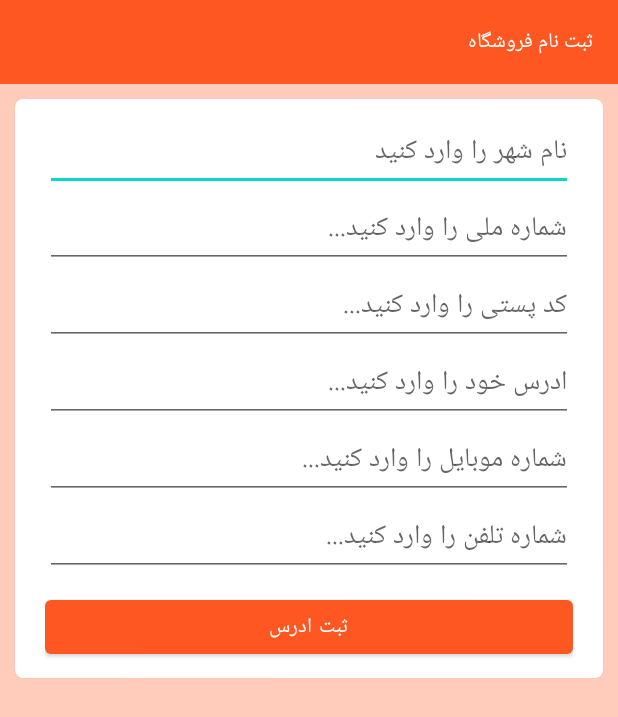
After one commit to Ghazal-Jamalzadeh/OnlineShop, an Android app: the Address_add screen opened directly, with no data from a screen before it, on a phone screen of 412 x 824 dp. The commit adds this screen. Shown: the top 717 px of the screen. Run offline under Robolectric (Android 15) with nearby library versions, the phone set to English and light mode, and no system bars; our stand-ins replace Volley; network calls fail.

Commit message:
Add Address

```diff
--- a/app/src/main/AndroidManifest.xml
+++ b/app/src/main/AndroidManifest.xml
@@ -12,7 +12,9 @@
         android:supportsRtl="true"
         android:theme="@style/Theme.OnlineShop"
         android:usesCleartextTraffic="true">
-        <activity android:name=".address.Address_activity"></activity>
+        <activity android:name=".cart.Activity_order"></activity>
+        <activity android:name=".address.Address_add" />
+        <activity android:name=".address.Address_activity" />
         <activity android:name=".cart.Cart_user" />
         <activity android:name=".more.More_activity" />
         <activity android:name=".auth.Panel_user" />
--- /dev/null
+++ b/app/src/main/java/com/jmzd/ghazal/onlineshop/address/Address_add.kt
@@ -0,0 +1,72 @@
+package com.jmzd.ghazal.onlineshop.address
+
+import android.content.Intent
+import androidx.appcompat.app.AppCompatActivity
+import android.os.Bundle
+import android.widget.Button
+import android.widget.EditText
+import android.widget.Toast
+import com.android.volley.DefaultRetryPolicy
+import com.android.volley.Response
+import com.android.volley.toolbox.StringRequest
+import com.android.volley.toolbox.Volley
+import com.jmzd.ghazal.onlineshop.R
+import com.jmzd.ghazal.onlineshop.Userid
+import com.jmzd.ghazal.onlineshop.api.Config
+import com.jmzd.ghazal.onlineshop.databinding.ActivityAddressAddBinding
+import com.jmzd.ghazal.onlineshop.databinding.ActivityLoginUserBinding
+import org.json.JSONObject
+
+class Address_add : AppCompatActivity() , Config {
+    lateinit var binding: ActivityAddressAddBinding
+
+    override fun onCreate(savedInstanceState: Bundle?) {
+        super.onCreate(savedInstanceState)
+        setContentView(R.layout.activity_address_add)
+
+        binding= ActivityAddressAddBinding.inflate(layoutInflater)
+        setContentView(binding.root)
+
+        binding.BtnRegister.setOnClickListener {
+            Get_Auth()
+        }
+    }
+    fun Get_Auth(){
+        val user= Userid(applicationContext)
+        val jsonObject=object : StringRequest(1,Baseurl+"add_address.php",
+             { response ->
+                val jsonObject = JSONObject(response)
+                val Strcheck=jsonObject.getString("status")
+                if(Strcheck.equals("ok")){
+                    val intent= Intent(applicationContext, Address_activity::class.java)
+                    startActivity(intent)
+                    finish()
+
+                }else
+                {
+                    Toast.makeText(applicationContext,"خطا در ارسال اطلاعات به سمت سرور",
+                        Toast.LENGTH_LONG).show()
+
+                }
+            }
+            , Response.ErrorListener { error ->
+                Toast.makeText(applicationContext,error.message, Toast.LENGTH_LONG).show()
+            }){
+            override fun getParams(): MutableMap<String, String> {
+                val hashMap=HashMap<String,String>()
+                hashMap.put("iduser",user.Getuser())
+                hashMap.put("city",binding.EtCity.text.toString())
+                hashMap.put("meli",binding.EtMeli.text.toString())
+                hashMap.put("code",binding.EtCode.text.toString())
+                hashMap.put("address",binding.EtAddress.text.toString())
+                hashMap.put("phone",binding.EtPhone.text.toString())
+                hashMap.put("tell",binding.EtTell.text.toString())
+                return hashMap
+            }
+        }
+
+        jsonObject.setRetryPolicy(DefaultRetryPolicy(10000,Int.MAX_VALUE, Float.MAX_VALUE))
+        Volley.newRequestQueue(applicationContext).add(jsonObject)
+    }
+
+}
--- /dev/null
+++ b/app/src/main/res/layout/activity_address_add.xml
@@ -0,0 +1,110 @@
+<?xml version="1.0" encoding="utf-8"?>
+<RelativeLayout xmlns:android="http://schemas.android.com/apk/res/android"
+    xmlns:app="http://schemas.android.com/apk/res-auto"
+    xmlns:tools="http://schemas.android.com/tools"
+    android:layout_width="match_parent"
+    android:layout_height="match_parent"
+    android:layoutDirection="rtl"
+    tools:context=".address.Address_add"
+    android:background="@color/background_color">
+
+    <androidx.appcompat.widget.Toolbar
+        android:id="@+id/toolbar"
+        android:layout_width="match_parent"
+        android:layout_height="56dp"
+        android:background="@color/color_primary"
+        >
+
+        <RelativeLayout
+            android:layout_width="match_parent"
+            android:layout_height="match_parent">
+
+            <TextView
+                android:layout_width="wrap_content"
+                android:layout_height="wrap_content"
+                android:layout_centerVertical="true"
+                android:textColor="#fff"
+                android:text="ثبت نام فروشگاه"/>
+
+        </RelativeLayout>
+
+    </androidx.appcompat.widget.Toolbar>
+  <androidx.cardview.widget.CardView
+            android:layout_width="match_parent"
+            android:layout_height="wrap_content"
+      android:layout_below="@+id/toolbar"
+            android:layout_margin="10dp"
+            app:cardCornerRadius="5dp"
+            >
+    <LinearLayout
+        android:id="@+id/liner1"
+        android:layout_width="match_parent"
+        android:layout_height="wrap_content"
+        android:orientation="vertical"
+        android:layout_marginTop="10dp"
+        android:layout_marginRight="20dp"
+        android:layout_marginLeft="20dp"
+        android:layout_marginBottom="10dp">
+        <EditText
+            android:id="@+id/Et_city"
+            android:layout_width="match_parent"
+            android:layout_height="wrap_content"
+            android:hint="نام شهر را وارد کنید">
+
+        </EditText>
+
+        <EditText
+            android:id="@+id/Et_meli"
+            android:layout_width="match_parent"
+            android:layout_height="wrap_content"
+            android:hint="شماره ملی را وارد کنید...">
+
+        </EditText>
+        <EditText
+            android:id="@+id/Et_code"
+            android:layout_width="match_parent"
+            android:layout_height="wrap_content"
+            android:hint="کد پستی را وارد کنید...">
+
+        </EditText>
+
+        <EditText
+            android:id="@+id/Et_address"
+            android:hint="ادرس خود را وارد کنید..."
+            android:layout_width="match_parent"
+            android:layout_height="wrap_content">
+
+        </EditText>
+
+        <EditText
+            android:id="@+id/Et_phone"
+            android:hint="شماره موبایل را وارد کنید..."
+            android:layout_width="match_parent"
+            android:layout_height="wrap_content">
+
+        </EditText>
+
+
+        <EditText
+            android:id="@+id/Et_tell"
+            android:hint="شماره تلفن را وارد کنید..."
+            android:layout_width="match_parent"
+            android:layout_height="wrap_content">
+
+        </EditText>
+
+        <Button
+            android:layout_marginTop="10dp"
+            android:id="@+id/Btn_register"
+            android:layout_width="match_parent"
+            android:layout_height="wrap_content"
+            android:textColor="@color/white"
+            android:text="ثبت ادرس">
+
+        </Button>
+
+
+    </LinearLayout>
+  </androidx.cardview.widget.CardView>
+
+</RelativeLayout>
```
Also changed, not shown: app/src/main/java/com/jmzd/ghazal/onlineshop/adapter/Adapter_address.kt (+7 -3 lines), app/src/main/java/com/jmzd/ghazal/onlineshop/address/Address_activity.kt (+7 -0 lines), app/src/main/java/com/jmzd/ghazal/onlineshop/cart/Activity_order.kt (added, +12 -0 lines), app/src/main/res/layout/activity_order.xml (added, +10 -0 lines).
